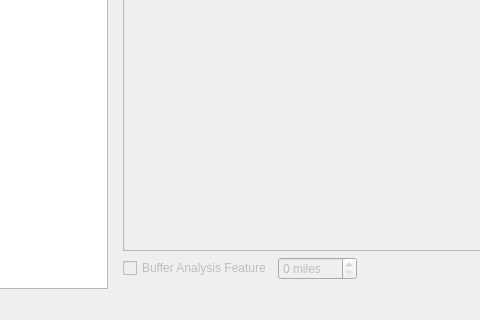
Above: irs/src/gui/wfipsmainwindow.ui from firelab/wfips before the change; both pictures show x 157 to 637 and y 486 to 806 of the 1207 by 806 pixel window. Below: the same form after it.
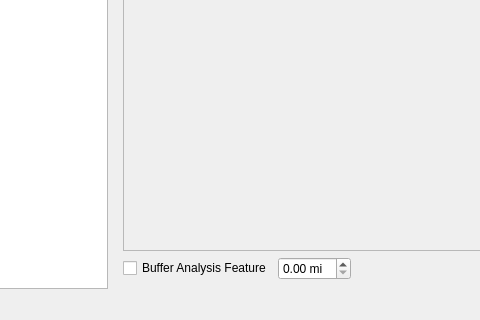
That is the form after the change. The open tabs and pages were chosen to show the change.

Commit message: allow buffering analysis area selection

The edit to the form file:
```diff
--- a/irs/src/gui/wfipsmainwindow.ui
+++ b/irs/src/gui/wfipsmainwindow.ui
@@ -388,7 +388,7 @@
             <item>
              <widget class="QCheckBox" name="bufferAnalysisCheckBox">
               <property name="enabled">
-               <bool>false</bool>
+               <bool>true</bool>
               </property>
               <property name="toolTip">
                <string>NOT TRIVIAL TO BE IMPLEMENTED</string>
@@ -399,18 +399,18 @@
              </widget>
             </item>
             <item>
-             <widget class="QSpinBox" name="bufferAnalyisSpinBox">
+             <widget class="QDoubleSpinBox" name="bufferAnalysisSpinBox">
               <property name="enabled">
-               <bool>false</bool>
+               <bool>true</bool>
               </property>
               <property name="toolTip">
                <string>NOT TRIVIAL TO BE IMPLEMENTED</string>
               </property>
               <property name="suffix">
-               <string> miles</string>
+               <string> mi</string>
               </property>
               <property name="maximum">
-               <number>200</number>
+               <double>50.000000000000000</double>
               </property>
              </widget>
             </item>
```
Left out of the diff: 25 changed lines with no effect on the pictures. The commit also changes 2 other files.
